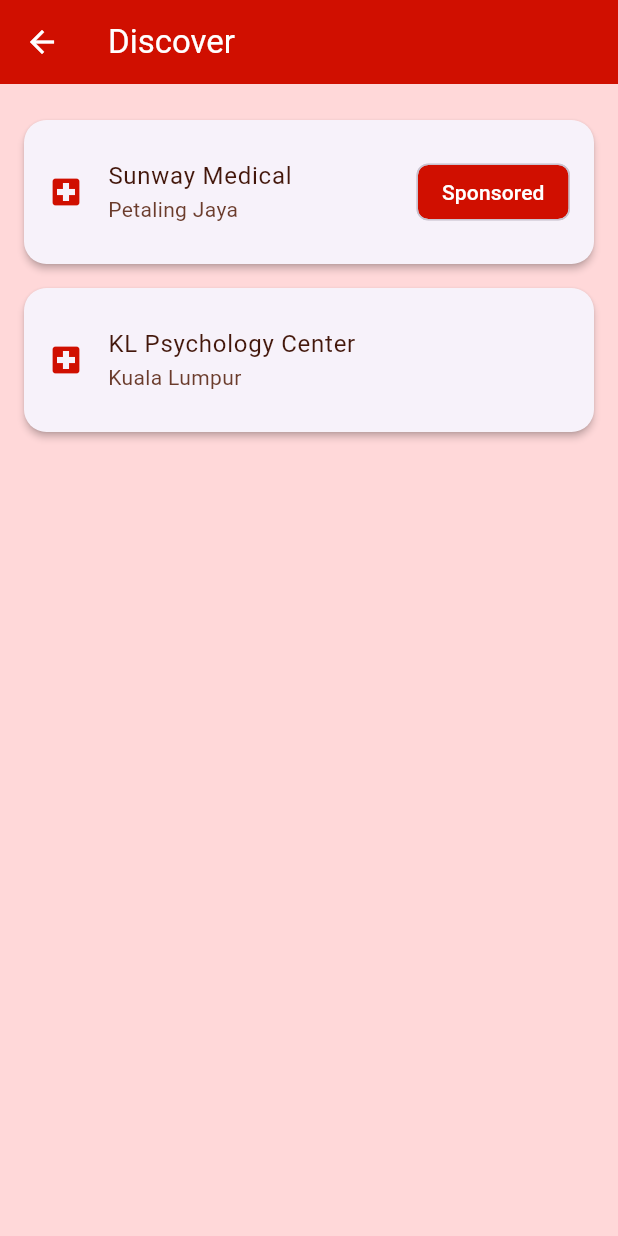
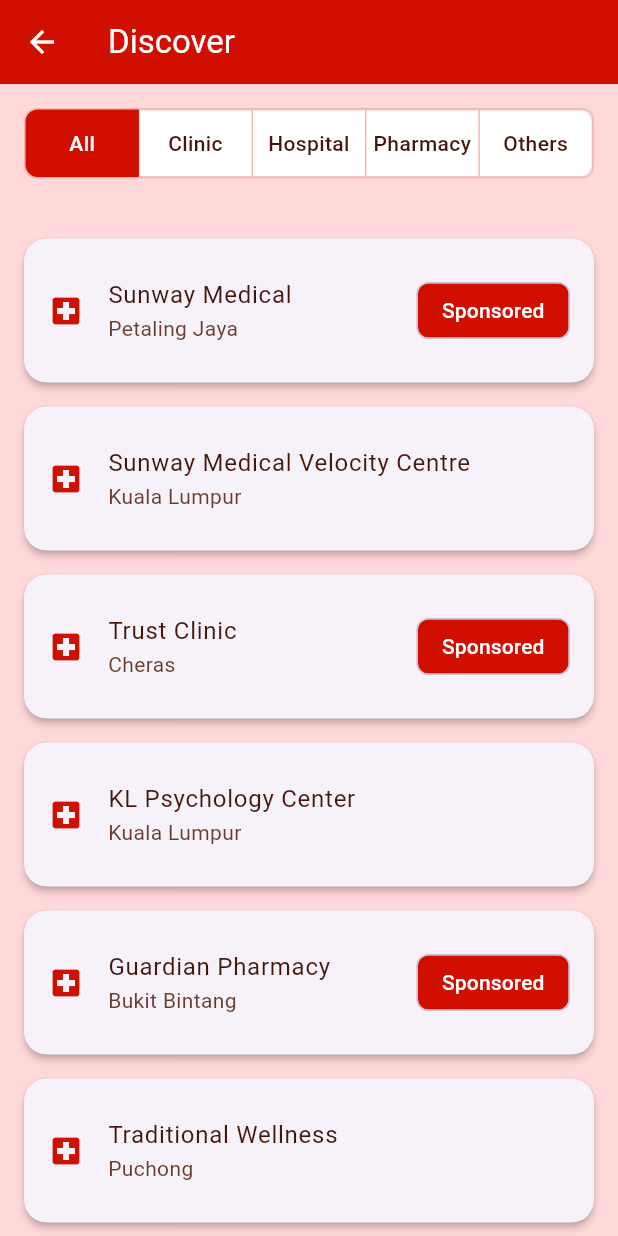
Before and after one commit to Jiunhong712/Sympto_Quest, a Flutter app: the DiscoverPage screen opened directly, on a phone screen of 412 x 824 dp. Run offline on Flutter 3.47's test engine with Material 3 defaults, Android fonts, the light colour scheme and no system bars; our stand-ins replace youtube_player_flutter.

Commit message:
Added segmented buttons for filtering

```diff
--- a/lib/screens/chat/chatbot_page.dart
+++ b/lib/screens/chat/chatbot_page.dart
@@ -282,7 +282,7 @@
     Navigator.push(
       context,
       MaterialPageRoute(
-        builder: (context) => DiscoverPage(filter: filter),
+        builder: (context) => DiscoverPage(initialFilter: filter),
       ),
     );
   }
--- a/lib/screens/discover/discover_page.dart
+++ b/lib/screens/discover/discover_page.dart
@@ -5,21 +5,76 @@
 const _textPrimary = Color(0xFF43170B);
 const _textSecondary = Color(0xFF6B3C2C);
 
-class DiscoverPage extends StatelessWidget {
-  final String? filter;
-  DiscoverPage({this.filter});
+class DiscoverPage extends StatefulWidget {
+  final String? initialFilter;
+  DiscoverPage({this.initialFilter});
+
+  @override
+  _DiscoverPageState createState() => _DiscoverPageState();
+}
+
+class _DiscoverPageState extends State<DiscoverPage> {
+  String _selectedFilter = 'all';
+  final List<String> _filterOptions = [
+    'all',
+    'clinic',
+    'hospital',
+    'pharmacy',
+    'others'
+  ];
 
   final List<Map<String, dynamic>> _clinics = [
-    {'name': 'Sunway Medical', 'address': 'Petaling Jaya', 'sponsored': true},
+    {
+      'name': 'Sunway Medical',
+      'address': 'Petaling Jaya',
+      'type': 'hospital',
+      'sponsored': true
+    },
+    {
+      'name': 'Sunway Medical Velocity Centre',
+      'address': 'Kuala Lumpur',
+      'type': 'hospital',
+      'sponsored': false
+    },
+    {
+      'name': 'Trust Clinic',
+      'address': 'Cheras',
+      'type': 'clinic',
+      'sponsored': true
+    },
     {
       'name': 'KL Psychology Center',
       'address': 'Kuala Lumpur',
+      'type': 'clinic',
+      'sponsored': false
+    },
+    {
+      'name': 'Guardian Pharmacy',
+      'address': 'Bukit Bintang',
+      'type': 'pharmacy',
+      'sponsored': true
+    },
+    {
+      'name': 'Traditional Wellness',
+      'address': 'Puchong',
+      'type': 'others',
       'sponsored': false
     },
   ];
 
   @override
+  void initState() {
+    super.initState();
+    _selectedFilter = widget.initialFilter ?? 'all';
+  }
+
+  @override
   Widget build(BuildContext context) {
+    final filteredClinics = _selectedFilter == 'all'
+        ? _clinics
+        : _clinics
+            .where((clinic) => clinic['type'] == _selectedFilter)
+            .toList();
     return Scaffold(
       appBar: AppBar(
         title: Text('Discover', style: TextStyle(color: Colors.white)),
@@ -27,10 +82,68 @@
         iconTheme: IconThemeData(color: Colors.white),
       ),
       backgroundColor: _backgroundColor,
-      body: ListView.builder(
-        padding: EdgeInsets.all(16),
-        itemCount: _clinics.length,
-        itemBuilder: (context, index) => _ClinicTile(clinic: _clinics[index]),
+      body: Column(
+        children: [
+          _buildSegmentedFilter(),
+          Expanded(
+            child: ListView.builder(
+              padding: EdgeInsets.all(16),
+              itemCount: filteredClinics.length,
+              itemBuilder: (context, index) => _ClinicTile(
+                clinic: filteredClinics[index],
+              ),
+            ),
+          ),
+        ],
+      ),
+    );
+  }
+
+  Widget _buildSegmentedFilter() {
+    return Padding(
+      padding: const EdgeInsets.all(16.0),
+      child: Container(
+        decoration: BoxDecoration(
+          color: Colors.white,
+          borderRadius: BorderRadius.circular(8),
+          border: Border.all(color: _primaryColor.withOpacity(0.3)),
+        ),
+        child: Row(
+          children: List.generate(_filterOptions.length, (index) {
+            final filter = _filterOptions[index];
+            final isSelected = _selectedFilter == filter;
+            final isFirst = index == 0;
+            final isLast = index == _filterOptions.length - 1;
+
+            return Expanded(
+              child: GestureDetector(
+                onTap: () => setState(() => _selectedFilter = filter),
+                child: Container(
+                  decoration: BoxDecoration(
+                    color: isSelected ? _primaryColor : Colors.transparent,
+                    borderRadius: BorderRadius.horizontal(
+                      left: isFirst ? Radius.circular(8) : Radius.zero,
+                      right: isLast ? Radius.circular(8) : Radius.zero,
+                    ),
+                    border: Border.all(
+                      color: _primaryColor.withOpacity(0.3),
+                      width: 0.5,
+                    ),
+                  ),
+                  padding: EdgeInsets.symmetric(vertical: 12),
+                  child: Text(
+                    filter[0].toUpperCase() + filter.substring(1),
+                    textAlign: TextAlign.center,
+                    style: TextStyle(
+                      color: isSelected ? Colors.white : _textPrimary,
+                      fontWeight: FontWeight.w500,
+                    ),
+                  ),
+                ),
+              ),
+            );
+          }),
+        ),
       ),
     );
   }
```
